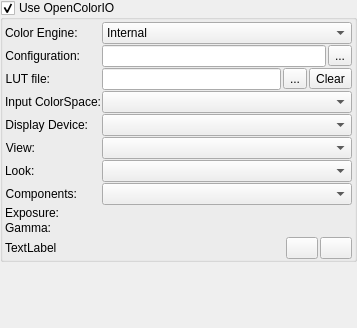
Qt form plugins/dockers/lut/wdglut.ui (KDE/krita) before a commit.
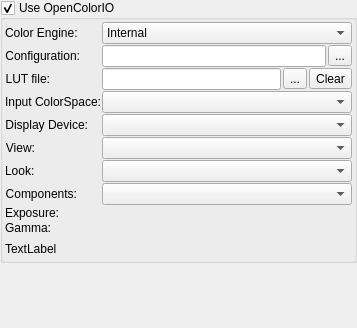
The same form after that commit. Custom widgets are drawn as their Qt base class.

Commit message:
Fix button styling inconsistencies in various dockers
Converts textless QPushButtons to QToolButtons and sets AutoRaise for various QToolButtons to true

Patch:
```diff
--- a/plugins/dockers/lut/wdglut.ui
+++ b/plugins/dockers/lut/wdglut.ui
@@ -373,7 +373,7 @@
          </spacer>
         </item>
         <item>
-         <widget class="QPushButton" name="m_btnConvertCurrentColor">
+         <widget class="QToolButton" name="m_btnConvertCurrentColor">
           <property name="maximumSize">
            <size>
             <width>32</width>
@@ -389,10 +389,13 @@
           <property name="checkable">
            <bool>true</bool>
           </property>
+          <property name="autoRaise">
+           <bool>true</bool>
+          </property>
          </widget>
         </item>
         <item>
-         <widget class="QPushButton" name="m_btmShowBWConfiguration">
+         <widget class="QToolButton" name="m_btmShowBWConfiguration">
           <property name="maximumSize">
            <size>
             <width>32</width>
@@ -405,6 +408,9 @@
           <property name="text">
            <string/>
           </property>
+          <property name="autoRaise">
+           <bool>true</bool>
+          </property>
          </widget>
         </item>
        </layout>
```
The commit also changes 18 other files.
